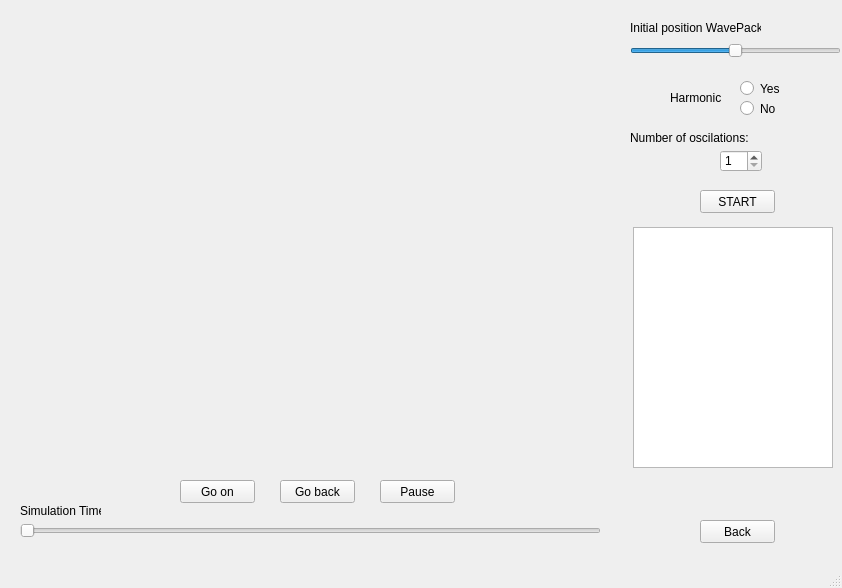
The window that WD.ui (brunojulia/ultracoldUB) describes before a commit, drawn with Qt 5.
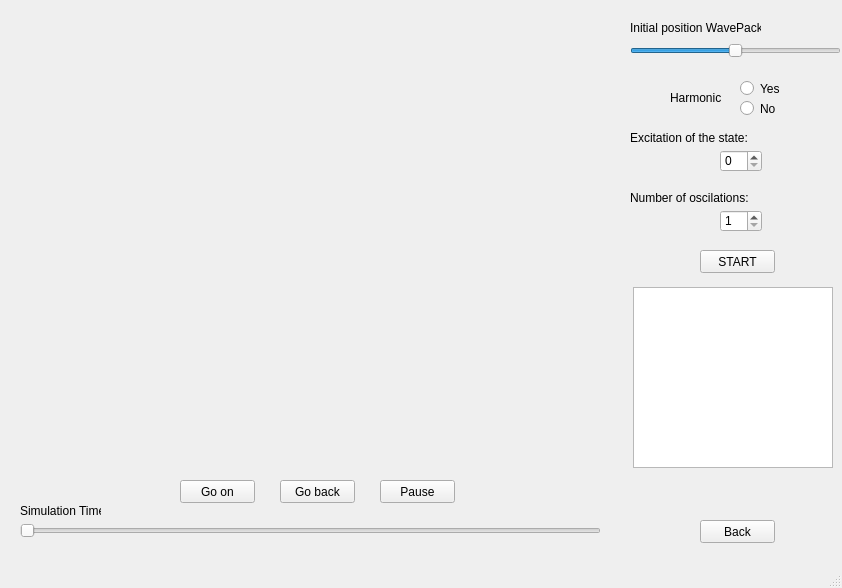
The same window after the commit.

Commit message:
Cambios en la interfaz Wavepack dispersion
Puesta a punto de las gráficas, añadido el valor medio de la función de ondas y su dispersión. Además he añadido para que se pueda seleccionar entre 3 estados excitados.

Patch:
```diff
--- a/WD.ui
+++ b/WD.ui
@@ -51,9 +51,9 @@
     <property name="geometry">
      <rect>
       <x>633</x>
-      <y>227</y>
+      <y>287</y>
       <width>200</width>
-      <height>241</height>
+      <height>181</height>
      </rect>
     </property>
     <property name="sizePolicy">
@@ -75,7 +75,7 @@
       <x>630</x>
       <y>10</y>
       <width>211</width>
-      <height>211</height>
+      <height>271</height>
      </rect>
     </property>
     <widget class="QSlider" name="horizontalSlider">
@@ -107,7 +107,7 @@
      <property name="geometry">
       <rect>
        <x>90</x>
-       <y>140</y>
+       <y>200</y>
        <width>42</width>
        <height>22</height>
       </rect>
@@ -149,7 +149,7 @@
      <property name="geometry">
       <rect>
        <x>0</x>
-       <y>120</y>
+       <y>180</y>
        <width>181</width>
        <height>16</height>
       </rect>
@@ -162,7 +162,7 @@
      <property name="geometry">
       <rect>
        <x>70</x>
-       <y>180</y>
+       <y>240</y>
        <width>75</width>
        <height>23</height>
       </rect>
@@ -210,6 +210,32 @@
       <string>Harmonic:</string>
      </property>
     </widget>
+    <widget class="QLabel" name="label_7">
+     <property name="geometry">
+      <rect>
+       <x>0</x>
+       <y>120</y>
+       <width>181</width>
+       <height>16</height>
+      </rect>
+     </property>
+     <property name="text">
+      <string>Excitation of the state:</string>
+     </property>
+    </widget>
+    <widget class="QSpinBox" name="spinBox_2">
+     <property name="geometry">
+      <rect>
+       <x>90</x>
+       <y>140</y>
+       <width>42</width>
+       <height>22</height>
+      </rect>
+     </property>
+     <property name="maximum">
+      <number>2</number>
+     </property>
+    </widget>
    </widget>
    <widget class="QPushButton" name="back">
     <property name="geometry">
```
Left out of the diff: 8 changed lines with no effect on the pictures. The commit also changes 1 other file.
